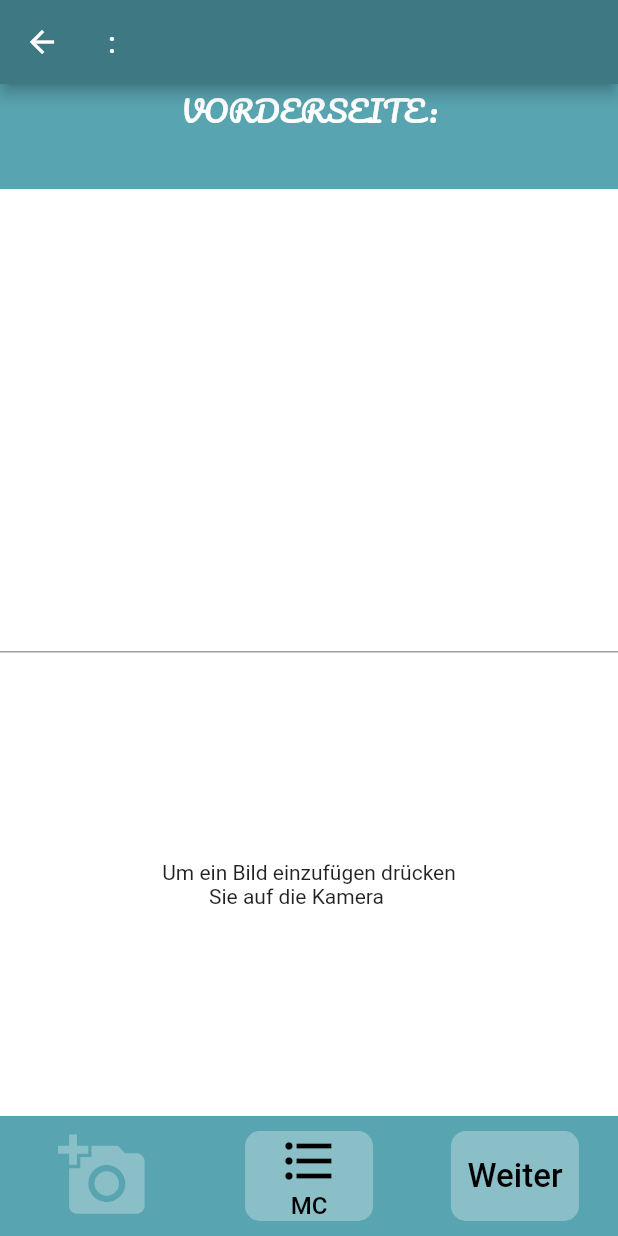
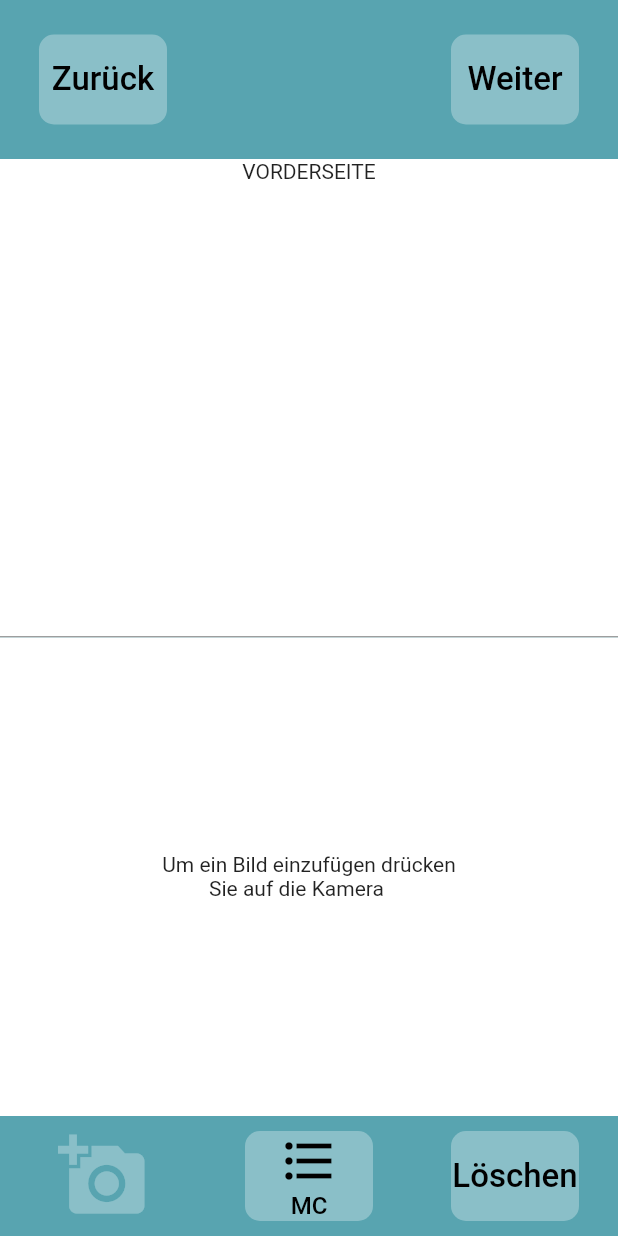
Before and after one commit to Schwinge12/Studycards, a Flutter app: the KarteErstellenVorderseite screen opened directly with empty values, on a phone screen of 412 x 824 dp. Run offline on Flutter 3.47's test engine with Material 2 defaults, Android fonts, the phone set to English and light mode, and no system bars; our stand-ins replace auto_size_text, flip_card, image_picker, syncfusion_flutter_gauges; missing offline and left inert: swipe_stack; accounts and stored records are empty; Roboto replaces fonts that are missing (Baloobhai2-ExtraBold.ttf).

Commit message:
Vorderseite: LöschButton eingefügt, Design verändert und AutoSizeText bei dem Studienfach und Themengebiet eingefügt, da die länge dieser Strings ja variieren kann

```diff
--- a/lib/DozentScreens/KarteErstellenVorderseite.dart
+++ b/lib/DozentScreens/KarteErstellenVorderseite.dart
@@ -1,3 +1,4 @@
+import 'package:auto_size_text/auto_size_text.dart';
 import 'package:flutter/material.dart';
 import 'Dart:io';
 import 'package:image_picker/image_picker.dart';
@@ -75,28 +76,72 @@ class _KarteErstellenVorderseite  extends State<KarteErstellenVorderseite> {
   @override
   Widget build(BuildContext context) {
     return Scaffold(
-      appBar: AppBar(
-        //TODO FrontEnd: Lange Strings passend anzeigen
-        title: Text(widget.studienfach+': '+widget.themengebiet),
 
-      ),
       body: Center(
         child: Column(
-            mainAxisAlignment: MainAxisAlignment.center,
-            crossAxisAlignment:CrossAxisAlignment.stretch,
+
+
             children: <Widget>[
-              Center(child: Text('VORDERSEITE:\n',style: WeisserTextStyle,)),
+              Center(child: Row(
+
+                children: <Widget>[
+
+                  Expanded(
+                    child: WeiterButton(
+                      text: 'Zurück',
+                      onPress: (){
+                        Navigator.of(context).pop();
+                      },
+                    ),
+                  ),
+                  Expanded(
+                    child: Container(
+
+                        child: Column(
+                          children: <Widget>[
+                            Center(
+                              child: AutoSizeText(widget.studienfach, style: MenuButtonTextStyle , maxLines: 1),
+                            ),
+                            Center(
+                              child: AutoSizeText(widget.themengebiet,style: MenuButtonTextStyle , maxLines: 1),
+                            )
+                          ]
+                            ),
+                        ),
+
+                  ),
+                  Expanded( child: WeiterButton(
+                    text: 'Weiter',
+                    onPress: (){
+                      Navigator.push(context,MaterialPageRoute(builder: (context)=>KarteErstellenRueckseite(vorderSeite: this.widget,)));
+                    },
+                  ),
+
+                  )
+                ],
+
+              )),
               Expanded(
                 child: Container(
                   color: Colors.white,
-                  child: TextField(
-                    style: MenuButtonTextStyle,
-                    controller: widget.vorderseite,
-                    maxLines: 20,
-                    onChanged: (String s){
-                      widget.eingabe=s;
-                    },
+                  child: Column(
+                    children: <Widget>[
+                      Center(
+                        child: Text('VORDERSEITE'),
+                      ),
+                      Expanded(
+                        child: TextField(
+                          style: MenuButtonTextStyle,
+                          controller: widget.vorderseite,
+                          maxLines: 20,
+                          onChanged: (String s){
+                            widget.eingabe=s;
+                          },
+                        ),
+                      )
+                    ],
                   )
+
                 ),
               ),
               Expanded(
@@ -127,9 +172,9 @@ class _KarteErstellenVorderseite  extends State<KarteErstellenVorderseite> {
 
                   Expanded(
                     child: WeiterButton(
-                      text: 'Weiter',
+                      text: 'Löschen',
                       onPress: (){
-                        Navigator.push(context,MaterialPageRoute(builder: (context)=>KarteErstellenRueckseite(vorderSeite: this.widget,)));
+                        Navigator.push(context,MaterialPageRoute(builder: (context)=>KarteErstellenVorderseite(studienfach: widget.studienfach,studiengang: widget.studiengang,themengebiet: widget.themengebiet)));
                       },
                     ),
                   ),
--- a/pubspec.yaml
+++ b/pubspec.yaml
@@ -26,6 +26,7 @@ dependencies:
   # The following adds the Cupertino Icons font to your application.
   # Use with the CupertinoIcons class for iOS style icons.
   cupertino_icons: ^0.1.2
+  auto_size_text: ^2.1.0
   flip_card: ^0.4.4
   syncfusion_flutter_gauges: ^18.1.45
   swipe_stack: ^1.0.0
```
Also changed, not shown: pubspec.lock.
